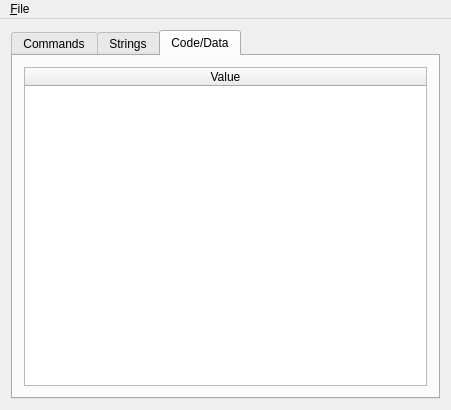
Old version of the form wrd_editor/mainwindow.ui in the repository CaptainSwag101/DRV3-Tools.
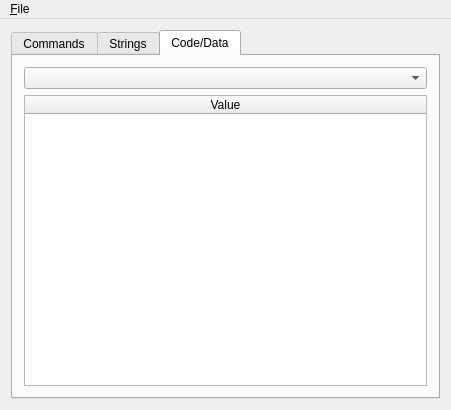
New version of the form.

Commit message: (WIP) Fixed some issues with loading label code

Patch:
```diff
--- a/wrd_editor/mainwindow.ui
+++ b/wrd_editor/mainwindow.ui
@@ -76,7 +76,10 @@
        </attribute>
        <layout class="QVBoxLayout" name="verticalLayout_2">
         <item>
-         <widget class="QTableWidget" name="tableWidget_Data">
+         <widget class="QComboBox" name="comboBox_SelectLabel"/>
+        </item>
+        <item>
+         <widget class="QTableWidget" name="tableWidget_LabelCode">
           <property name="sizeAdjustPolicy">
            <enum>QAbstractScrollArea::AdjustToContents</enum>
           </property>
```
Left out of the diff: 2 changed lines with no effect on the pictures. The commit also changes 3 other files.
